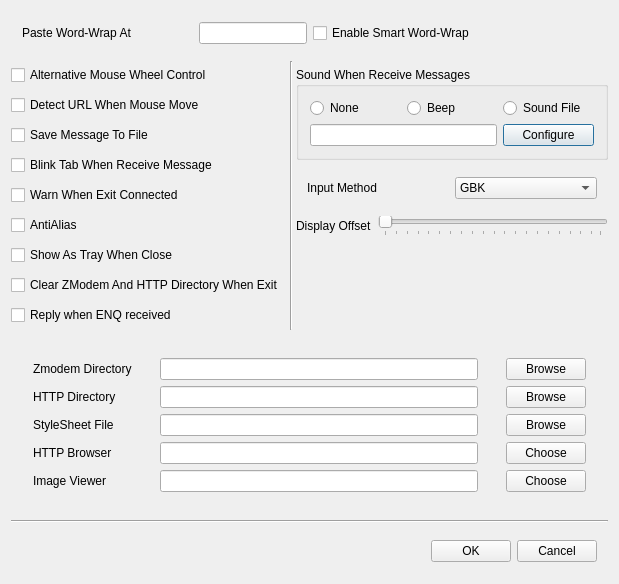
The window that src/ui/prefdialog.ui (hosiet/fqterm) describes before a commit, drawn with Qt 5.
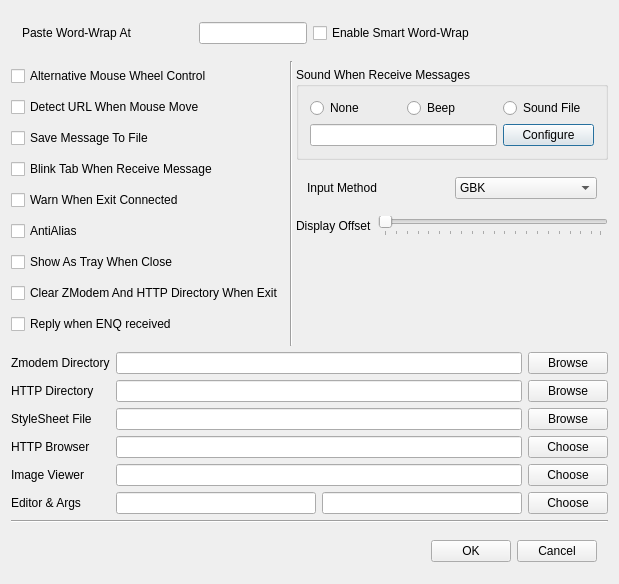
The same window after the commit.

```diff
--- a/src/ui/prefdialog.ui
+++ b/src/ui/prefdialog.ui
@@ -12,10 +12,10 @@
   <property name="windowTitle" >
    <string>Preference</string>
   </property>
-  <layout class="QGridLayout" name="gridLayout" >
-   <item row="0" column="0" colspan="3" >
-    <layout class="QHBoxLayout" >
-     <property name="spacing" >
+  <layout class="QGridLayout" name="gridLayout_2">
+   <item row="0" column="0" colspan="3">
+    <layout class="QHBoxLayout">
+     <property name="spacing">
       <number>6</number>
      </property>
      <property name="margin" >
@@ -79,9 +79,9 @@
      </item>
     </layout>
    </item>
-   <item rowspan="2" row="1" column="0" >
-    <layout class="QVBoxLayout" >
-     <property name="spacing" >
+   <item row="1" column="0" rowspan="2">
+    <layout class="QVBoxLayout">
+     <property name="spacing">
       <number>6</number>
      </property>
      <property name="margin" >
@@ -152,15 +152,15 @@
      </item>
     </layout>
    </item>
-   <item rowspan="2" row="1" column="1" colspan="2" >
-    <widget class="Line" name="line" >
-     <property name="orientation" >
+   <item row="1" column="1" rowspan="2" colspan="2">
+    <widget class="Line" name="line">
+     <property name="orientation">
       <enum>Qt::Vertical</enum>
      </property>
     </widget>
    </item>
-   <item row="2" column="2" >
-    <layout class="QVBoxLayout" name="verticalLayout" >
+   <item row="2" column="2">
+    <layout class="QVBoxLayout" name="verticalLayout">
      <item>
       <widget class="QGroupBox" name="groupBox" >
        <property name="title" >
@@ -280,123 +280,119 @@
      </item>
     </layout>
    </item>
-   <item row="3" column="0" colspan="3" >
-    <layout class="QHBoxLayout" >
-     <property name="spacing" >
-      <number>6</number>
-     </property>
-     <property name="margin" >
-      <number>11</number>
-     </property>
+   <item row="3" column="0" colspan="3">
+    <layout class="QHBoxLayout" name="horizontalLayout_2">
      <item>
-      <layout class="QVBoxLayout" >
-       <property name="spacing" >
-        <number>6</number>
-       </property>
-       <property name="margin" >
-        <number>11</number>
-       </property>
+      <layout class="QVBoxLayout" name="verticalLayout_2">
        <item>
-        <widget class="QLabel" name="textLabel1" >
-         <property name="text" >
+        <widget class="QLabel" name="textLabel1">
+         <property name="text">
           <string>Zmodem Directory</string>
          </property>
         </widget>
        </item>
        <item>
-        <widget class="QLabel" name="textLabel1_3" >
-         <property name="text" >
+        <widget class="QLabel" name="textLabel1_3">
+         <property name="text">
           <string>HTTP Directory</string>
          </property>
         </widget>
        </item>
        <item>
-        <widget class="QLabel" name="textLabel9" >
-         <property name="text" >
+        <widget class="QLabel" name="textLabel9">
+         <property name="text">
           <string>StyleSheet File</string>
          </property>
         </widget>
        </item>
        <item>
-        <widget class="QLabel" name="TextLabel3" >
-         <property name="text" >
+        <widget class="QLabel" name="TextLabel3">
+         <property name="text">
           <string>HTTP Browser</string>
          </property>
         </widget>
        </item>
        <item>
-        <widget class="QLabel" name="textLabel1_2" >
-         <property name="text" >
+        <widget class="QLabel" name="textLabel1_2">
+         <property name="text">
           <string>Image Viewer</string>
          </property>
         </widget>
        </item>
+       <item>
+        <widget class="QLabel" name="textLabel1_4">
+         <property name="text">
+          <string>Editor &amp; Args</string>
+         </property>
+        </widget>
+       </item>
       </layout>
      </item>
      <item>
-      <layout class="QVBoxLayout" >
-       <property name="spacing" >
-        <number>6</number>
-       </property>
-       <property name="margin" >
-        <number>11</number>
-       </property>
-       <item>
-        <widget class="QLineEdit" name="zmodemLineEdit" />
+      <layout class="QGridLayout" name="gridLayout">
+       <item row="0" column="0" colspan="2">
+        <widget class="QLineEdit" name="zmodemLineEdit"/>
        </item>
-       <item>
-        <widget class="QLineEdit" name="poolLineEdit" />
+       <item row="1" column="0" colspan="2">
+        <widget class="QLineEdit" name="poolLineEdit"/>
        </item>
-       <item>
-        <widget class="QLineEdit" name="styleSheetLineEdit" />
+       <item row="2" column="0" colspan="2">
+        <widget class="QLineEdit" name="styleSheetLineEdit"/>
        </item>
-       <item>
-        <widget class="QLineEdit" name="httpLineEdit" />
+       <item row="3" column="0" colspan="2">
+        <widget class="QLineEdit" name="httpLineEdit"/>
        </item>
-       <item>
-        <widget class="QLineEdit" name="imageLineEdit" />
+       <item row="4" column="0" colspan="2">
+        <widget class="QLineEdit" name="imageLineEdit"/>
        </item>
+       <item row="5" column="0">
+        <widget class="QLineEdit" name="editorLineEdit"/>
+       </item>
+       <item row="5" column="1">
+        <widget class="QLineEdit" name="editorArgLineEdit"/>
+       </item>
       </layout>
      </item>
      <item>
-      <layout class="QVBoxLayout" >
-       <property name="spacing" >
-        <number>6</number>
-       </property>
-       <property name="margin" >
-        <number>11</number>
-       </property>
+      <layout class="QVBoxLayout" name="verticalLayout_3">
        <item>
-        <widget class="QPushButton" name="browsePushButton" >
-         <property name="text" >
+        <widget class="QPushButton" name="browsePushButton">
+         <property name="text">
           <string>Browse</string>
          </property>
         </widget>
        </item>
        <item>
-        <widget class="QPushButton" name="poolPushButton" >
-         <property name="text" >
+        <widget class="QPushButton" name="poolPushButton">
+         <property name="text">
           <string>Browse</string>
          </property>
         </widget>
        </item>
        <item>
-        <widget class="QPushButton" name="styleSheetPushButton" >
-         <property name="text" >
+        <widget class="QPushButton" name="styleSheetPushButton">
+         <property name="text">
           <string>Browse</string>
          </property>
         </widget>
        </item>
        <item>
-        <widget class="QPushButton" name="choosehttpPushButton" >
-         <property name="text" >
+        <widget class="QPushButton" name="choosehttpPushButton">
+         <property name="text">
           <string>Choose</string>
          </property>
         </widget>
        </item>
        <item>
-        <widget class="QPushButton" name="imagePushButton" >
-         <property name="text" >
+        <widget class="QPushButton" name="imagePushButton">
+         <property name="text">
+          <string>Choose</string>
+         </property>
+        </widget>
+       </item>
+       <item>
+        <widget class="QPushButton" name="editorPushButton">
+         <property name="text">
           <string>Choose</string>
          </property>
         </widget>
@@ -418,12 +414,12 @@
      </property>
     </widget>
    </item>
-   <item row="5" column="0" colspan="3" >
-    <layout class="QHBoxLayout" >
-     <property name="spacing" >
+   <item row="5" column="0" colspan="3">
+    <layout class="QHBoxLayout">
+     <property name="spacing">
       <number>6</number>
      </property>
-     <property name="margin" >
+     <property name="margin">
       <number>11</number>
      </property>
      <item>
@@ -457,7 +453,7 @@
    </item>
   </layout>
  </widget>
- <layoutdefault spacing="6" margin="11" />
+ <layoutdefault spacing="6" margin="11"/>
  <tabstops>
   <tabstop>wordLineEdit3</tabstop>
   <tabstop>smartCheckBox</tabstop>
```
Left out of the diff: 191 changed lines with no effect on the pictures.
